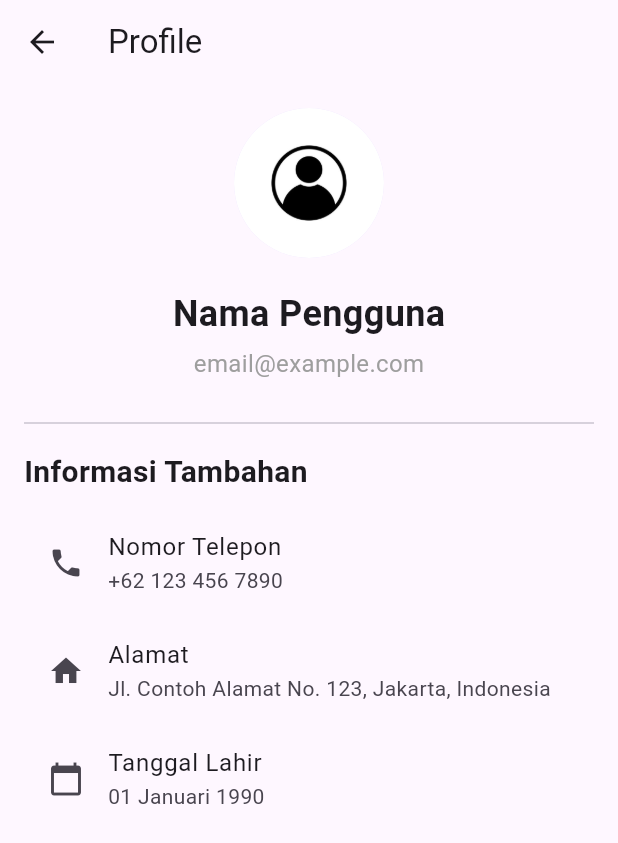
After one commit to otto12os/ProjectUTS, a Flutter app: the ProfilePage screen opened directly, on a phone screen of 412 x 824 dp. The commit adds this screen. Shown: the top 843 px of the screen. Run offline on Flutter 3.47's test engine with Material 3 defaults, Android fonts, the phone set to English and light mode, and no system bars; our stand-ins replace google_fonts.

Commit message:
add profile page

```diff
--- a/lib/screens/home_screen.dart
+++ b/lib/screens/home_screen.dart
@@ -6,6 +6,7 @@ import 'package:projectuts/screens/route_page.dart';
 import 'package:projectuts/screens/faq_page.dart';
 import 'package:projectuts/screens/feedback_page.dart';
 import 'package:projectuts/screens/callcenter_page.dart';
+import 'package:projectuts/screens/profile_page.dart';
 
 class HomePage extends StatefulWidget {
   const HomePage({super.key});
@@ -72,12 +73,19 @@ class _HomePageState extends State<HomePage> {
         backgroundColor: Colors.transparent,
         automaticallyImplyLeading: true,
         leading: const Icon(Icons.menu),
-        actions: const [
+        actions: [
           Padding(
-            padding: EdgeInsets.all(8.0),
-            child: CircleAvatar(
-              radius: 30,
-              backgroundImage: AssetImage("images/pro4.jpg"),
+            padding: const EdgeInsets.all(8.0),
+            child: GestureDetector(
+              onTap: () {
+                Navigator.of(context).push(
+                  MaterialPageRoute(builder: (context) => ProfilePage()),
+                );
+              },
+              child: const CircleAvatar(
+                radius: 30,
+                backgroundImage: AssetImage("images/pro4.jpg"),
+              ),
             ),
           )
         ],
--- /dev/null
+++ b/lib/screens/profile_page.dart
@@ -0,0 +1,80 @@
+import 'package:flutter/material.dart';
+import 'package:projectuts/screens/home_screen.dart';
+
+class ProfilePage extends StatefulWidget {
+  const ProfilePage({Key? key}) : super(key: key);
+
+  @override
+  _ProfilePageState createState() => _ProfilePageState();
+}
+
+class _ProfilePageState extends State<ProfilePage> {
+  @override
+  Widget build(BuildContext context) {
+    return Scaffold(
+      appBar: AppBar(
+        title: const Text("Profile"),
+      ),
+      body: Padding(
+        padding: const EdgeInsets.all(16.0),
+        child: Column(
+          crossAxisAlignment: CrossAxisAlignment.start,
+          children: [
+            Center(
+              child: CircleAvatar(
+                radius: 50,
+                backgroundImage: AssetImage("images/pro4.jpg"),
+              ),
+            ),
+            const SizedBox(height: 20),
+            Center(
+              child: Text(
+                'Nama Pengguna',
+                style: TextStyle(
+                  fontSize: 24,
+                  fontWeight: FontWeight.bold,
+                ),
+              ),
+            ),
+            const SizedBox(height: 5),
+            Center(
+              child: Text(
+                'email@example.com',
+                style: TextStyle(
+                  fontSize: 16,
+                  color: Colors.grey,
+                ),
+              ),
+            ),
+            const SizedBox(height: 20),
+            Divider(),
+            const SizedBox(height: 10),
+            Text(
+              'Informasi Tambahan',
+              style: TextStyle(
+                fontSize: 20,
+                fontWeight: FontWeight.bold,
+              ),
+            ),
+            const SizedBox(height: 10),
+            ListTile(
+              leading: Icon(Icons.phone),
+              title: Text('Nomor Telepon'),
+              subtitle: Text('+62 123 456 7890'),
+            ),
+            ListTile(
+              leading: Icon(Icons.home),
+              title: Text('Alamat'),
+              subtitle: Text('Jl. Contoh Alamat No. 123, Jakarta, Indonesia'),
+            ),
+            ListTile(
+              leading: Icon(Icons.calendar_today),
+              title: Text('Tanggal Lahir'),
+              subtitle: Text('01 Januari 1990'),
+            ),
+          ],
+        ),
+      ),
+    );
+  }
+}
```
